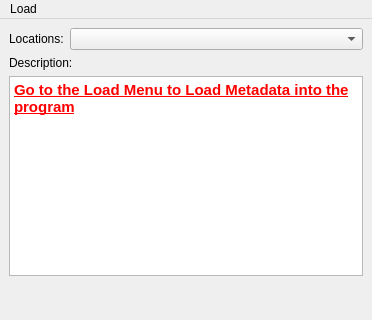
Above: Navigation/metareader/ui/main_window.ui from LofaroLabs/MILES before the change; both pictures show x 0 to 372 and y 0 to 320 of the 372 by 484 pixel window. Below: the same form after it.
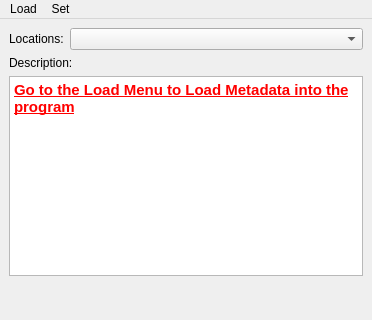
That is the form after the change. Icons and pictures are not drawn.

```diff
--- a/Navigation/metareader/ui/main_window.ui
+++ b/Navigation/metareader/ui/main_window.ui
@@ -218,7 +218,16 @@
     <addaction name="separator"/>
     <addaction name="actionMap_From_USB"/>
    </widget>
+   <widget class="QMenu" name="menuSet">
+    <property name="title">
+     <string>Set</string>
+    </property>
+    <addaction name="actionPose_Estimate"/>
+    <addaction name="separator"/>
+    <addaction name="actionPose_Estimate_Auto"/>
+   </widget>
    <addaction name="menuLoad"/>
+   <addaction name="menuSet"/>
   </widget>
   <action name="actionMetadata_From_File">
    <property name="text">
```
Left out of the diff: 10 changed lines with no effect on the pictures.
